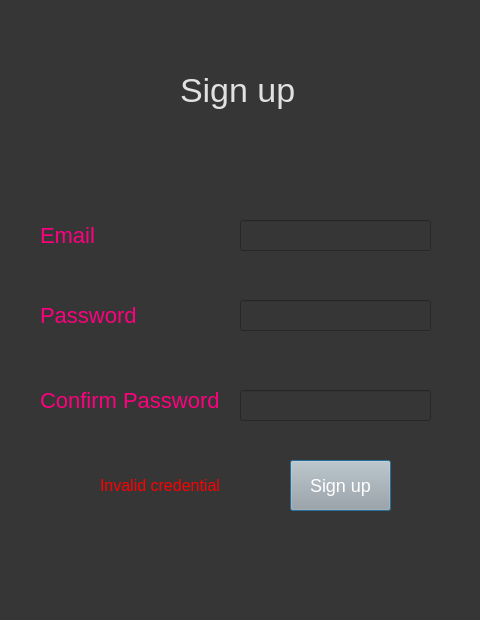
ayushkumar-25/Blood-Donation-Management-System, file Resource/createacc.ui: the form before one commit.
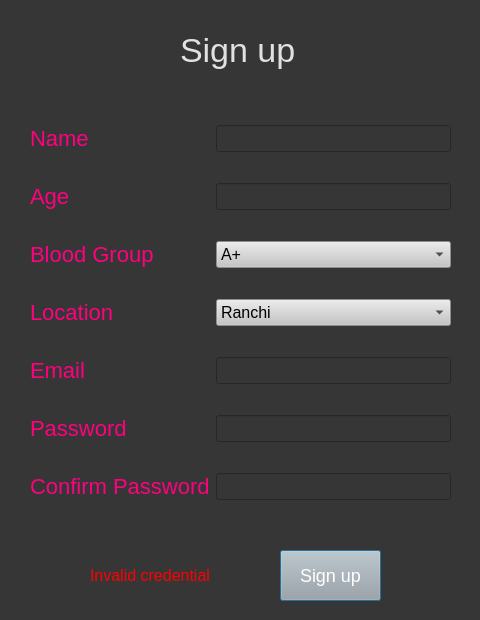
The form after the commit.

Commit message: signup complete

The edit to the form file:
```diff
--- a/Resource/createacc.ui
+++ b/Resource/createacc.ui
@@ -20,7 +20,7 @@
    <property name="geometry">
     <rect>
      <x>180</x>
-     <y>60</y>
+     <y>20</y>
      <width>141</width>
      <height>61</height>
     </rect>
@@ -33,88 +33,11 @@
     <string>Sign up</string>
    </property>
   </widget>
-  <widget class="QLabel" name="label_2">
-   <property name="geometry">
-    <rect>
-     <x>40</x>
-     <y>220</y>
-     <width>81</width>
-     <height>31</height>
-    </rect>
-   </property>
-   <property name="font">
-    <font>
-     <pointsize>-1</pointsize>
-    </font>
-   </property>
-   <property name="styleSheet">
-    <string notr="true">color: rgb(255, 0, 127); font-size:22px</string>
-   </property>
-   <property name="text">
-    <string>Email</string>
-   </property>
-  </widget>
-  <widget class="QLineEdit" name="email">
-   <property name="geometry">
-    <rect>
-     <x>240</x>
-     <y>220</y>
-     <width>191</width>
-     <height>31</height>
-    </rect>
-   </property>
-   <property name="styleSheet">
-    <string notr="true">color:rgb(225, 225, 225); font-size:16px</string>
-   </property>
-   <property name="cursorMoveStyle">
-    <enum>Qt::LogicalMoveStyle</enum>
-   </property>
-  </widget>
-  <widget class="QLabel" name="label_3">
-   <property name="geometry">
-    <rect>
-     <x>40</x>
-     <y>380</y>
-     <width>181</width>
-     <height>41</height>
-    </rect>
-   </property>
-   <property name="font">
-    <font>
-     <pointsize>-1</pointsize>
-    </font>
-   </property>
-   <property name="styleSheet">
-    <string notr="true">color: rgb(255, 0, 127); font-size:22px</string>
-   </property>
-   <property name="text">
-    <string>Confirm Password</string>
-   </property>
-  </widget>
-  <widget class="QLineEdit" name="confirmpass">
-   <property name="geometry">
-    <rect>
-     <x>240</x>
-     <y>390</y>
-     <width>191</width>
-     <height>31</height>
-    </rect>
-   </property>
-   <property name="styleSheet">
-    <string notr="true">color:rgb(225, 225, 225); font-size:16px</string>
-   </property>
-   <property name="inputMethodHints">
-    <set>Qt::ImhHiddenText|Qt::ImhNoAutoUppercase|Qt::ImhNoPredictiveText|Qt::ImhSensitiveData</set>
-   </property>
-   <property name="echoMode">
-    <enum>QLineEdit::Password</enum>
-   </property>
-  </widget>
   <widget class="QPushButton" name="signupbutton">
    <property name="geometry">
     <rect>
-     <x>290</x>
-     <y>460</y>
+     <x>280</x>
+     <y>550</y>
      <width>101</width>
      <height>51</height>
     </rect>
@@ -128,51 +51,11 @@
     <string>Sign up</string>
    </property>
   </widget>
-  <widget class="QLabel" name="label_4">
-   <property name="geometry">
-    <rect>
-     <x>40</x>
-     <y>300</y>
-     <width>111</width>
-     <height>31</height>
-    </rect>
-   </property>
-   <property name="font">
-    <font>
-     <pointsize>-1</pointsize>
-    </font>
-   </property>
-   <property name="styleSheet">
-    <string notr="true">color: rgb(255, 0, 127); font-size:22px</string>
-   </property>
-   <property name="text">
-    <string>Password</string>
-   </property>
-  </widget>
-  <widget class="QLineEdit" name="password">
-   <property name="geometry">
-    <rect>
-     <x>240</x>
-     <y>300</y>
-     <width>191</width>
-     <height>31</height>
-    </rect>
-   </property>
-   <property name="styleSheet">
-    <string notr="true">color:rgb(225, 225, 225); font-size:16px</string>
-   </property>
-   <property name="inputMethodHints">
-    <set>Qt::ImhNone</set>
-   </property>
-   <property name="echoMode">
-    <enum>QLineEdit::Normal</enum>
-   </property>
-  </widget>
   <widget class="QLabel" name="invalid">
    <property name="geometry">
     <rect>
-     <x>100</x>
-     <y>470</y>
+     <x>90</x>
+     <y>560</y>
      <width>141</width>
      <height>31</height>
     </rect>
@@ -184,6 +67,253 @@
     <string>Invalid credential</string>
    </property>
   </widget>
+  <widget class="QWidget" name="">
+   <property name="geometry">
+    <rect>
+     <x>30</x>
+     <y>100</y>
+     <width>421</width>
+     <height>431</height>
+    </rect>
+   </property>
+   <layout class="QGridLayout" name="gridLayout">
+    <item row="0" column="0">
+     <widget class="QLabel" name="label_7">
+      <property name="font">
+       <font>
+        <pointsize>-1</pointsize>
+       </font>
+      </property>
+      <property name="styleSheet">
+       <string notr="true">color: rgb(255, 0, 127); font-size:22px</string>
+      </property>
+      <property name="text">
+       <string>Name</string>
+      </property>
+     </widget>
+    </item>
+    <item row="0" column="1">
+     <widget class="QLineEdit" name="name">
+      <property name="styleSheet">
+       <string notr="true">color:rgb(225, 225, 225); font-size:16px</string>
+      </property>
+      <property name="cursorMoveStyle">
+       <enum>Qt::LogicalMoveStyle</enum>
+      </property>
+     </widget>
+    </item>
+    <item row="1" column="0">
+     <widget class="QLabel" name="label_8">
+      <property name="font">
+       <font>
+        <pointsize>-1</pointsize>
+       </font>
+      </property>
+      <property name="styleSheet">
+       <string notr="true">color: rgb(255, 0, 127); font-size:22px</string>
+      </property>
+      <property name="text">
+       <string>Age</string>
+      </property>
+     </widget>
+    </item>
+    <item row="1" column="1">
+     <widget class="QLineEdit" name="age">
+      <property name="styleSheet">
+       <string notr="true">color:rgb(225, 225, 225); font-size:16px</string>
+      </property>
+      <property name="inputMethodHints">
+       <set>Qt::ImhNone</set>
+      </property>
+      <property name="echoMode">
+       <enum>QLineEdit::Normal</enum>
+      </property>
+     </widget>
+    </item>
+    <item row="2" column="0">
+     <widget class="QLabel" name="label_5">
+      <property name="font">
+       <font>
+        <pointsize>-1</pointsize>
+       </font>
+      </property>
+      <property name="styleSheet">
+       <string notr="true">color: rgb(255, 0, 127); font-size:22px</string>
+      </property>
+      <property name="text">
+       <string>Blood Group</string>
+      </property>
+     </widget>
+    </item>
+    <item row="2" column="1">
+     <widget class="QComboBox" name="bloodGroup">
+      <property name="styleSheet">
+       <string notr="true">font-size:16px; 
+background-color: rgb(197, 197, 197);</string>
+      </property>
+      <item>
+       <property name="text">
+        <string>A+</string>
+       </property>
+      </item>
+      <item>
+       <property name="text">
+        <string>B+</string>
+       </property>
+      </item>
+      <item>
+       <property name="text">
+        <string>AB+</string>
+       </property>
+      </item>
+      <item>
+       <property name="text">
+        <string>O+</string>
+       </property>
+      </item>
+      <item>
+       <property name="text">
+        <string>A-</string>
+       </property>
+      </item>
+      <item>
+       <property name="text">
+        <string>B-</string>
+       </property>
+      </item>
+      <item>
+       <property name="text">
+        <string>AB-</string>
+       </property>
+      </item>
+      <item>
+       <property name="text">
+        <string>O-</string>
+       </property>
+      </item>
+     </widget>
+    </item>
+    <item row="3" column="0">
+     <widget class="QLabel" name="label_6">
+      <property name="font">
+       <font>
+        <pointsize>-1</pointsize>
+       </font>
+      </property>
+      <property name="styleSheet">
+       <string notr="true">color: rgb(255, 0, 127); font-size:22px</string>
+      </property>
+      <property name="text">
+       <string>Location</string>
+      </property>
+     </widget>
+    </item>
+    <item row="3" column="1">
+     <widget class="QComboBox" name="location">
+      <property name="styleSheet">
+       <string notr="true">font-size:16px; 
+background-color: rgb(197, 197, 197);</string>
+      </property>
+      <item>
+       <property name="text">
+        <string>Ranchi</string>
+       </property>
+      </item>
+      <item>
+       <property name="text">
+        <string>Bhubaneswar</string>
+       </property>
+      </item>
+      <item>
+       <property name="text">
+        <string>Kolkata</string>
+       </property>
+      </item>
+     </widget>
+    </item>
+    <item row="4" column="0">
+     <widget class="QLabel" name="label_2">
+      <property name="font">
+       <font>
+        <pointsize>-1</pointsize>
+       </font>
+      </property>
+      <property name="styleSheet">
+       <string notr="true">color: rgb(255, 0, 127); font-size:22px</string>
+      </property>
+      <property name="text">
+       <string>Email</string>
+      </property>
+     </widget>
+    </item>
+    <item row="4" column="1">
+     <widget class="QLineEdit" name="email">
+      <property name="styleSheet">
+       <string notr="true">color:rgb(225, 225, 225); font-size:16px</string>
+      </property>
+      <property name="cursorMoveStyle">
+       <enum>Qt::LogicalMoveStyle</enum>
+      </property>
+     </widget>
+    </item>
+    <item row="5" column="0">
+     <widget class="QLabel" name="label_3">
+      <property name="font">
+       <font>
+        <pointsize>-1</pointsize>
+       </font>
+      </property>
+      <property name="styleSheet">
+       <string notr="true">color: rgb(255, 0, 127); font-size:22px</string>
+      </property>
+      <property name="text">
+       <string>Password</string>
+      </property>
+     </widget>
+    </item>
+    <item row="5" column="1">
+     <widget class="QLineEdit" name="password">
+      <property name="styleSheet">
+       <string notr="true">color:rgb(225, 225, 225); font-size:16px</string>
+      </property>
+      <property name="inputMethodHints">
+       <set>Qt::ImhNone</set>
+      </property>
+      <property name="echoMode">
+       <enum>QLineEdit::Normal</enum>
+      </property>
+     </widget>
+    </item>
+    <item row="6" column="0">
+     <widget class="QLabel" name="label_4">
+      <property name="font">
+       <font>
+        <pointsize>-1</pointsize>
+       </font>
+      </property>
+      <property name="styleSheet">
+       <string notr="true">color: rgb(255, 0, 127); font-size:22px</string>
+      </property>
+      <property name="text">
+       <string>Confirm Password</string>
+      </property>
+     </widget>
+    </item>
+    <item row="6" column="1">
+     <widget class="QLineEdit" name="confirmpass">
+      <property name="styleSheet">
+       <string notr="true">color:rgb(225, 225, 225); font-size:16px</string>
+      </property>
+      <property name="inputMethodHints">
+       <set>Qt::ImhHiddenText|Qt::ImhNoAutoUppercase|Qt::ImhNoPredictiveText|Qt::ImhSensitiveData</set>
+      </property>
+      <property name="echoMode">
+       <enum>QLineEdit::Password</enum>
+      </property>
+     </widget>
+    </item>
+   </layout>
+  </widget>
  </widget>
  <resources/>
  <connections/>
```
Left out of the diff: 10 changed lines with no effect on the pictures. The commit also changes 2 other files.
